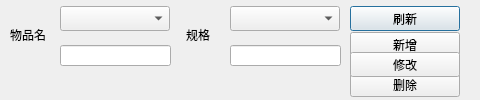
3642214/warehouse, file addclass.ui: the form before one commit.
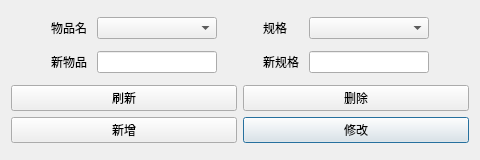
The form after the commit. Icons and pictures are not drawn.

Commit message: 1.新增查看库存情况界面。 2.新增修改种类功能 3.修改新增种类界面

The edit to the form file:
```diff
--- a/addclass.ui
+++ b/addclass.ui
@@ -7,19 +7,19 @@
     <x>0</x>
     <y>0</y>
     <width>480</width>
-    <height>100</height>
+    <height>160</height>
    </rect>
   </property>
   <property name="minimumSize">
    <size>
     <width>480</width>
-    <height>100</height>
+    <height>160</height>
    </size>
   </property>
   <property name="maximumSize">
    <size>
     <width>480</width>
-    <height>100</height>
+    <height>160</height>
    </size>
   </property>
   <property name="windowTitle">
@@ -29,124 +29,166 @@
    <iconset>
     <normaloff>ksig.ico</normaloff>ksig.ico</iconset>
   </property>
-  <widget class="QPushButton" name="flushButton">
-   <property name="geometry">
-    <rect>
-     <x>350</x>
-     <y>6</y>
-     <width>110</width>
-     <height>25</height>
-    </rect>
-   </property>
-   <property name="text">
-    <string>刷新</string>
-   </property>
-  </widget>
-  <widget class="QComboBox" name="namesComboBox">
-   <property name="geometry">
-    <rect>
-     <x>60</x>
-     <y>6</y>
-     <width>110</width>
-     <height>25</height>
-    </rect>
-   </property>
-  </widget>
-  <widget class="QPushButton" name="addButton">
-   <property name="geometry">
-    <rect>
-     <x>350</x>
-     <y>32</y>
-     <width>110</width>
-     <height>25</height>
-    </rect>
-   </property>
-   <property name="text">
-    <string>新增</string>
-   </property>
-  </widget>
-  <widget class="QPushButton" name="delButton">
-   <property name="geometry">
-    <rect>
-     <x>350</x>
-     <y>72</y>
-     <width>110</width>
-     <height>25</height>
-    </rect>
-   </property>
-   <property name="text">
-    <string>删除</string>
-   </property>
-  </widget>
-  <widget class="QLabel" name="label_2">
-   <property name="geometry">
-    <rect>
-     <x>186</x>
-     <y>27</y>
-     <width>62</width>
-     <height>16</height>
-    </rect>
-   </property>
-   <property name="text">
-    <string>规格</string>
-   </property>
-  </widget>
-  <widget class="QLabel" name="label">
-   <property name="geometry">
-    <rect>
-     <x>10</x>
-     <y>27</y>
-     <width>62</width>
-     <height>16</height>
-    </rect>
-   </property>
-   <property name="text">
-    <string>物品名</string>
-   </property>
-  </widget>
-  <widget class="QComboBox" name="etalonComboBox">
-   <property name="geometry">
-    <rect>
-     <x>230</x>
-     <y>6</y>
-     <width>110</width>
-     <height>25</height>
-    </rect>
-   </property>
-  </widget>
-  <widget class="QLineEdit" name="lineEdit">
-   <property name="geometry">
-    <rect>
-     <x>60</x>
-     <y>45</y>
-     <width>111</width>
-     <height>21</height>
-    </rect>
-   </property>
-  </widget>
-  <widget class="QLineEdit" name="lineEdit_2">
-   <property name="geometry">
-    <rect>
-     <x>230</x>
-     <y>45</y>
-     <width>111</width>
-     <height>21</height>
-    </rect>
-   </property>
-  </widget>
-  <widget class="QPushButton" name="modifyButton">
-   <property name="geometry">
-    <rect>
-     <x>350</x>
-     <y>52</y>
-     <width>110</width>
-     <height>25</height>
-    </rect>
-   </property>
-   <property name="text">
-    <string>修改</string>
-   </property>
-  </widget>
+  <layout class="QVBoxLayout" name="verticalLayout">
+   <item>
+    <layout class="QHBoxLayout" name="horizontalLayout" stretch="0,1,3,0,1,3,0">
+     <item>
+      <spacer name="horizontalSpacer_5">
+       <property name="orientation">
+        <enum>Qt::Horizontal</enum>
+       </property>
+       <property name="sizeHint" stdset="0">
+        <size>
+         <width>40</width>
+         <height>20</height>
+        </size>
+       </property>
+      </spacer>
+     </item>
+     <item>
+      <widget class="QLabel" name="label">
+       <property name="text">
+        <string>物品名</string>
+       </property>
+      </widget>
+     </item>
+     <item>
+      <widget class="QComboBox" name="namesComboBox"/>
+     </item>
+     <item>
+      <spacer name="horizontalSpacer">
+       <property name="orientation">
+        <enum>Qt::Horizontal</enum>
+       </property>
+       <property name="sizeHint" stdset="0">
+        <size>
+         <width>40</width>
+         <height>20</height>
+        </size>
+       </property>
+      </spacer>
+     </item>
+     <item>
+      <widget class="QLabel" name="label_2">
+       <property name="text">
+        <string>规格</string>
+       </property>
+      </widget>
+     </item>
+     <item>
+      <widget class="QComboBox" name="etalonComboBox"/>
+     </item>
+     <item>
+      <spacer name="horizontalSpacer_2">
+       <property name="orientation">
+        <enum>Qt::Horizontal</enum>
+       </property>
+       <property name="sizeHint" stdset="0">
+        <size>
+         <width>40</width>
+         <height>20</height>
+        </size>
+       </property>
+      </spacer>
+     </item>
+    </layout>
+   </item>
+   <item>
+    <layout class="QHBoxLayout" name="horizontalLayout_2" stretch="0,1,3,0,1,3,0">
+     <item>
+      <spacer name="horizontalSpacer_6">
+       <property name="orientation">
+        <enum>Qt::Horizontal</enum>
+       </property>
+       <property name="sizeHint" stdset="0">
+        <size>
+         <width>40</width>
+         <height>20</height>
+        </size>
+       </property>
+      </spacer>
+     </item>
+     <item>
+      <widget class="QLabel" name="label_3">
+       <property name="text">
+        <string>新物品</string>
+       </property>
+      </widget>
+     </item>
+     <item>
+      <widget class="QLineEdit" name="lineEdit"/>
+     </item>
+     <item>
+      <spacer name="horizontalSpacer_3">
+       <property name="orientation">
+        <enum>Qt::Horizontal</enum>
+       </property>
+       <property name="sizeHint" stdset="0">
+        <size>
+         <width>40</width>
+         <height>20</height>
+        </size>
+       </property>
+      </spacer>
+     </item>
+     <item>
+      <widget class="QLabel" name="label_4">
+       <property name="text">
+        <string>新规格</string>
+       </property>
+      </widget>
+     </item>
+     <item>
+      <widget class="QLineEdit" name="lineEdit_2"/>
+     </item>
+     <item>
+      <spacer name="horizontalSpacer_4">
+       <property name="orientation">
+        <enum>Qt::Horizontal</enum>
+       </property>
+       <property name="sizeHint" stdset="0">
+        <size>
+         <width>40</width>
+         <height>20</height>
+        </size>
+       </property>
+      </spacer>
+     </item>
+    </layout>
+   </item>
+   <item>
+    <layout class="QGridLayout" name="gridLayout">
+     <item row="2" column="1">
+      <widget class="QPushButton" name="modifyButton">
+       <property name="text">
+        <string>修改</string>
+       </property>
+      </widget>
+     </item>
+     <item row="0" column="1">
+      <widget class="QPushButton" name="delButton">
+       <property name="text">
+        <string>删除</string>
+       </property>
+      </widget>
+     </item>
+     <item row="0" column="0">
+      <widget class="QPushButton" name="flushButton">
+       <property name="text">
+        <string>刷新</string>
+       </property>
+      </widget>
+     </item>
+     <item row="2" column="0">
+      <widget class="QPushButton" name="addButton">
+       <property name="text">
+        <string>新增</string>
+       </property>
+      </widget>
+     </item>
+    </layout>
+   </item>
+  </layout>
  </widget>
  <resources/>
  <connections/>
```
The commit also changes 5 other files.
